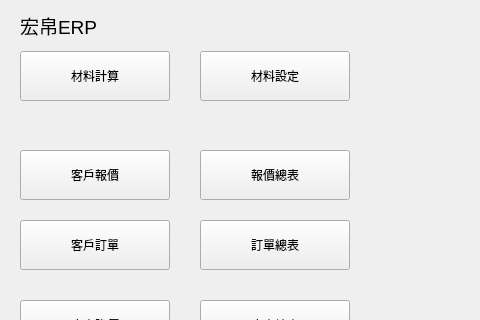
The window that resources/ui/mainView.ui (Chia-Peng/HungPoERP) describes before a commit, drawn with Qt 5; both pictures show x 0 to 480 and y 0 to 320 of the 1024 by 768 pixel window.
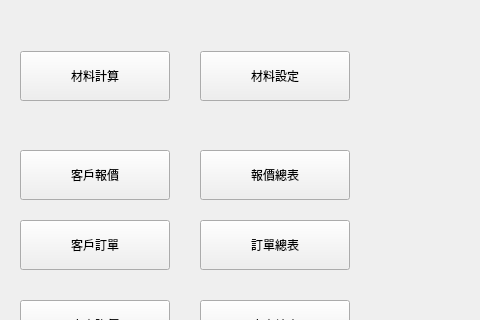
The same window after the commit.

Commit message: Updated Windows Title

The edit to the form file:
```diff
--- a/resources/ui/mainView.ui
+++ b/resources/ui/mainView.ui
@@ -36,24 +36,6 @@
       <string>材料計算</string>
      </property>
     </widget>
-    <widget class="QLabel" name="label">
-     <property name="geometry">
-      <rect>
-       <x>20</x>
-       <y>0</y>
-       <width>200</width>
-       <height>50</height>
-      </rect>
-     </property>
-     <property name="font">
-      <font>
-       <pointsize>14</pointsize>
-      </font>
-     </property>
-     <property name="text">
-      <string>宏帛ERP</string>
-     </property>
-    </widget>
     <widget class="QPushButton" name="BtnMaterialSettings">
      <property name="geometry">
       <rect>
```
The commit also changes 3 other files.
